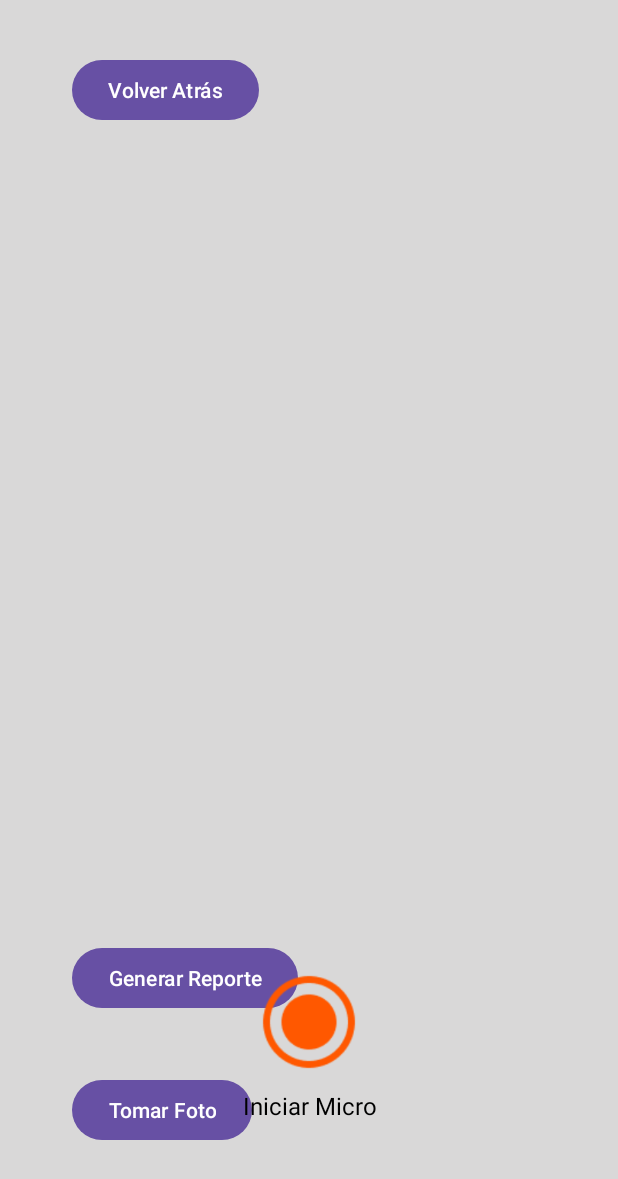
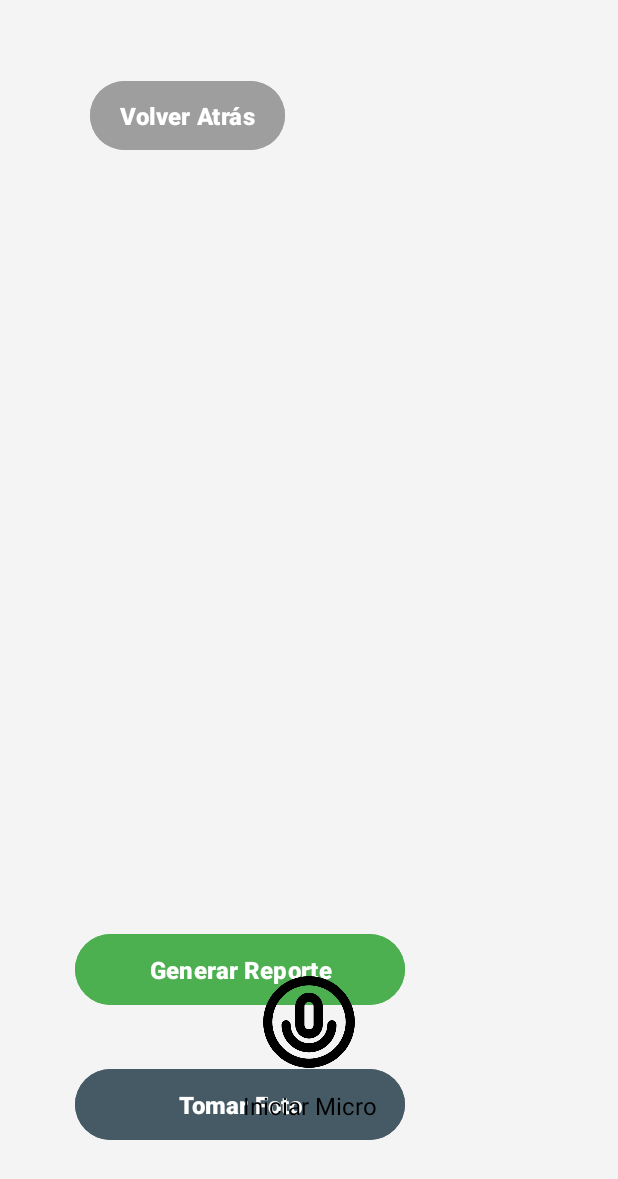
Before and after one commit to PdEXavierMY/TFG_Mates_AndroidApp, an Android app: the ReportActivity screen opened directly, with no data from a screen before it, on a phone screen of 412 x 824 dp. Shown: the top 1179 px of the screen. Run offline under Robolectric (Android 15) with nearby library versions, the phone set to English and light mode, and no system bars; libraries missing offline, so code that uses them is left out: org.vosk, org.vosk.android; 1 statement that could not run was skipped.

Commit message:
diseño pantaña reporting

```diff
--- a/app/src/main/res/layout/report_main.xml
+++ b/app/src/main/res/layout/report_main.xml
@@ -4,15 +4,15 @@
     xmlns:tools="http://schemas.android.com/tools"
     android:layout_width="match_parent"
     android:layout_height="match_parent"
-    android:background="#D9D8D8"
+    android:background="#F4F4F4"
     android:visibility="visible">
 
 
     <TextView
         android:id="@+id/textoReport"
-        android:layout_width="756dp"
-        android:layout_height="160dp"
-        android:layout_marginTop="100dp"
+        android:layout_width="750dp"
+        android:layout_height="135dp"
+        android:layout_marginTop="120dp"
         android:text=""
         android:textColor="@color/black"
         android:textSize="18sp"
@@ -25,29 +25,53 @@
         android:id="@+id/buttonAtras3"
         android:layout_width="wrap_content"
         android:layout_height="wrap_content"
-        android:layout_marginStart="48dp"
-        android:layout_marginTop="36dp"
+        android:layout_marginStart="60dp"
+        android:layout_marginTop="50dp"
+        android:backgroundTint="#9E9E9E"
+        android:paddingLeft="20dp"
+        android:paddingTop="12dp"
+        android:paddingRight="20dp"
+        android:paddingBottom="12dp"
         android:text="Volver Atrás"
+        android:textColor="#FFFFFF"
+        android:textSize="16sp"
+        android:textStyle="bold"
         app:layout_constraintStart_toStartOf="parent"
         app:layout_constraintTop_toTopOf="parent"/>
 
     <Button
         android:id="@+id/tomarFoto"
-        android:layout_width="wrap_content"
-        android:layout_height="wrap_content"
-        android:layout_marginStart="48dp"
+        android:layout_width="220dp"
+        android:layout_height="55dp"
+        android:layout_marginStart="50dp"
         android:layout_marginBottom="60dp"
+        android:backgroundTint="#455A64"
+        android:paddingLeft="20dp"
+        android:paddingTop="12dp"
+        android:paddingRight="20dp"
+        android:paddingBottom="12dp"
         android:text="Tomar Foto"
+        android:textColor="#FFFFFF"
+        android:textSize="16sp"
+        android:textStyle="bold"
         app:layout_constraintBottom_toBottomOf="parent"
         app:layout_constraintStart_toStartOf="parent" />
 
     <Button
         android:id="@+id/generarReporte"
-        android:layout_width="wrap_content"
-        android:layout_height="wrap_content"
-        android:layout_marginStart="48dp"
-        android:layout_marginBottom="148dp"
+        android:layout_width="220dp"
+        android:layout_height="55dp"
+        android:layout_marginStart="50dp"
+        android:layout_marginBottom="150dp"
+        android:backgroundTint="#4CAF50"
+        android:paddingLeft="20dp"
+        android:paddingTop="12dp"
+        android:paddingRight="20dp"
+        android:paddingBottom="12dp"
         android:text="Generar Reporte"
+        android:textColor="#FFFFFF"
+        android:textSize="16sp"
+        android:textStyle="bold"
         app:layout_constraintBottom_toBottomOf="parent"
         app:layout_constraintStart_toStartOf="parent"/>
 
@@ -99,8 +123,9 @@
         android:layout_width="490dp"
         android:layout_height="191dp"
         android:layout_marginStart="48dp"
-        android:layout_marginBottom="28dp"
-        android:background="@android:color/white"
+        android:layout_marginBottom="25dp"
+        android:background="@drawable/popup_background"
+        android:elevation="12dp"
         android:gravity="center_horizontal"
         android:orientation="vertical"
         android:padding="20dp"
@@ -122,27 +147,40 @@
         android:layout_width="match_parent"
         android:layout_height="wrap_content"
         android:gravity="center"
-            android:orientation="horizontal">
+        android:orientation="horizontal"
+        android:weightSum="2">
 
         <Button
             android:id="@+id/btnRepetirInforme"
-                android:layout_width="wrap_content"
+            android:layout_width="0dp"
             android:layout_height="wrap_content"
+            android:layout_weight="1"
             android:layout_marginEnd="10dp"
-                android:text="Repetir Incidencia" />
+            android:backgroundTint="#F44336"
+            android:text="Repetir Incidencia"
+            android:textColor="#FFFFFF"
+            android:padding="12dp" />
 
         <Button
             android:id="@+id/btnEnviarInforme"
-                android:layout_width="wrap_content"
+            android:layout_width="0dp"
             android:layout_height="wrap_content"
-                android:text="Enviar Incidencia" />
+            android:layout_weight="1"
+            android:backgroundTint="#2196F3"
+            android:text="Enviar Incidencia"
+            android:textColor="#FFFFFF"
+            android:padding="12dp" />
     </LinearLayout>
+
     <Button
         android:id="@+id/tomarFoto2"
-            android:layout_width="wrap_content"
+        android:layout_width="match_parent"
         android:layout_height="wrap_content"
         android:text="Tomar Foto"
-            android:layout_marginTop="5dp"/>
+        android:layout_marginTop="5dp"
+        android:backgroundTint="#455A64"
+        android:textColor="#FFFFFF"
+        android:padding="12dp" />
 </LinearLayout>
 
     </androidx.constraintlayout.widget.ConstraintLayout>
```
Also changed, not shown: app/src/main/res/drawable/micro_img.png, app/src/main/res/drawable/micro_img2.png. Lines whose indentation alone changed are shown as unchanged.
